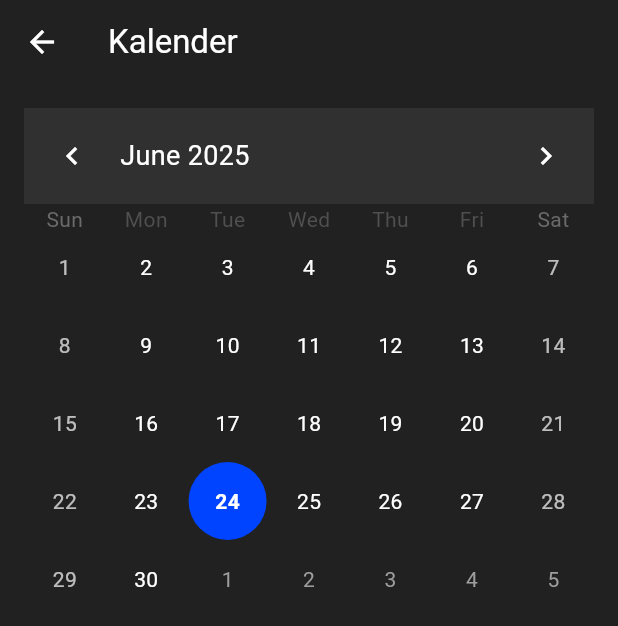
After one commit to kenankusu/streax, a Flutter app: the screen it shows after launch, after a tap on the "calendar month" icon, on a phone screen of 412 x 824 dp. The commit adds this screen. Shown: the top 626 px of the screen. Run offline on Flutter 3.47's test engine with Material 3 defaults, Android fonts, the phone set to English and light mode, and no system bars; drawn by our look-alikes of table_calendar.

Commit message:
Journal Beta implementiert - Erstellen und bearbeiten von Einträgen für den jeweiligen Tag, mit auswahl des trainings und eingabe von Text - Kalender Seite erstellt

```diff
--- /dev/null
+++ b/lib/kalender.dart
@@ -0,0 +1,146 @@
+import 'package:flutter/material.dart';
+import 'package:table_calendar/table_calendar.dart';
+import 'widgets/journal.dart';
+
+class kalender extends StatefulWidget {
+  const kalender({super.key});
+
+  @override
+  State<kalender> createState() => _KalenderState();
+}
+
+class _KalenderState extends State<kalender> {
+  DateTime _focusedDay = DateTime.now();
+String _dateKey(DateTime date) =>
+    "${date.year.toString().padLeft(4, '0')}-${date.month.toString().padLeft(2, '0')}-${date.day.toString().padLeft(2, '0')}";
+  @override
+  Widget build(BuildContext context) {
+    return Scaffold(
+      backgroundColor: Colors.grey[900],
+      appBar: AppBar(
+        backgroundColor: Colors.grey[900],
+        title: Text('Kalender', style: TextStyle(color: Colors.white)),
+        iconTheme: IconThemeData(color: Colors.white),
+        elevation: 0,
+      ),
+      body: Padding(
+        padding: const EdgeInsets.all(16.0),
+        child: TableCalendar(
+          firstDay: DateTime.utc(2020, 1, 1),
+          lastDay: DateTime.utc(2030, 12, 31),
+          focusedDay: _focusedDay,
+          calendarStyle: CalendarStyle(
+            todayDecoration: BoxDecoration(
+              color: Color.fromARGB(255, 0, 68, 255),
+              shape: BoxShape.circle,
+            ),
+            selectedDecoration: BoxDecoration(
+              color: Colors.blue,
+              shape: BoxShape.circle,
+            ),
+            weekendTextStyle: TextStyle(color: Colors.white70),
+            defaultTextStyle: TextStyle(color: Colors.white),
+            outsideTextStyle: TextStyle(color: Colors.grey),
+          ),
+          headerStyle: HeaderStyle(
+            titleTextStyle: TextStyle(color: Colors.white, fontSize: 18),
+            formatButtonVisible: false,
+            leftChevronIcon: Icon(Icons.chevron_left, color: Colors.white),
+            rightChevronIcon: Icon(Icons.chevron_right, color: Colors.white),
+            decoration: BoxDecoration(
+              color: Colors.grey[850],
+            ),
+          ),
+          calendarBuilders: CalendarBuilders(
+            defaultBuilder: (context, day, focusedDay) {
+              final eintrag = eintraege[_dateKey(day)];
+              final isToday = _isSameDay(day, DateTime.now());
+              if (eintrag != null && eintrag['option'] != null && eintrag['option'] != '') {
+                return Container(
+                  decoration: BoxDecoration(
+                    color: isToday
+                        ? Color.fromARGB(255, 0, 40, 150) // dunkler blau für heute mit Eintrag
+                        : Color.fromARGB(255, 0, 68, 255), // blau für andere Tage mit Eintrag
+                    shape: BoxShape.circle,
+                  ),
+                  child: Center(
+                    child: Text(
+                      '${day.day}',
+                      style: TextStyle(color: Colors.white, fontWeight: FontWeight.bold),
+                    ),
+                  ),
+                );
+              }
+              return null;
+            },
+            todayBuilder: (context, day, focusedDay) {
+              final eintrag = eintraege[_dateKey(day)];
+              if (eintrag != null && eintrag['option'] != null && eintrag['option'] != '') {
+                return Container(
+                  decoration: BoxDecoration(
+                    color: Color.fromARGB(255, 0, 40, 150),
+                    shape: BoxShape.circle,
+                  ),
+                  child: Center(
+                    child: Text(
+                      '${day.day}',
+                      style: TextStyle(color: Colors.white, fontWeight: FontWeight.bold),
+                    ),
+                  ),
+                );
+              }
+              // Standard-heute-Dekoration
+              return Container(
+                decoration: BoxDecoration(
+                  color: Color.fromARGB(255, 0, 68, 255),
+                  shape: BoxShape.circle,
+                ),
+                child: Center(
+                  child: Text(
+                    '${day.day}',
+                    style: TextStyle(color: Colors.white, fontWeight: FontWeight.bold),
+                  ),
+                ),
+              );
+            },
+          ),
+          onDaySelected: (selectedDay, focusedDay) {
+            String key = _dateKey(selectedDay);
+            final eintrag = eintraege[key];
+            if (eintrag != null && eintrag['option'] != null && eintrag['option'] != '') {
+              showDialog(
+                context: context,
+                builder: (context) => AlertDialog(
+                  backgroundColor: const Color.fromARGB(255, 75, 73, 73),
+                  title: Text('Eintrag', style: TextStyle(color: Colors.white)),
+                  content: Column(
+                    mainAxisSize: MainAxisSize.min,
+                    crossAxisAlignment: CrossAxisAlignment.start,
+                    children: [
+                      Text('Sportart: ${eintrag['option'] ?? ''}', style: TextStyle(color: Colors.white)),
+                      SizedBox(height: 8),
+                      Text('Text: ${eintrag['text'] ?? ''}', style: TextStyle(color: Colors.white70)),
+                    ],
+                  ),
+                  actions: [
+                    TextButton(
+                      onPressed: () => Navigator.of(context).pop(),
+                      child: Text('OK', style: TextStyle(color: Colors.blue)),
+                    ),
+                  ],
+                ),
+              );
+            }
+            setState(() {
+              _focusedDay = focusedDay;
+            });
+          },
+        ),
+      ),
+    );
+  }
+
+  bool _isSameDay(DateTime a, DateTime b) {
+    return a.year == b.year && a.month == b.month && a.day == b.day;
+  }
+}
--- a/lib/main.dart
+++ b/lib/main.dart
@@ -4,6 +4,8 @@ import 'startseite.dart';
 void main() => runApp(streax());
 
 class streax extends StatelessWidget {
+  const streax({super.key});
+
   @override
   Widget build(BuildContext context) {
     return MaterialApp(
--- a/lib/widgets/fortschrittsbalken.dart
+++ b/lib/widgets/fortschrittsbalken.dart
@@ -33,7 +33,7 @@ class Fortschrittsbalken extends StatelessWidget {
                   fortschritt == 1.0 //if else um die Farbe des Fortschrittsbalkens zu bestimmen
                       ? Colors.green
                       : fortschritt > 0.6
-                          ? Colors.blue
+                          ? const Color.fromRGBO(33, 150, 243, 1)
                           : fortschritt >= 0.3
                               ? Colors.yellow
                               : Colors.red,
--- /dev/null
+++ b/lib/widgets/journal.dart
@@ -0,0 +1,271 @@
+import 'package:flutter/material.dart';
+
+// Einträge werden nach Wochentag-Index gespeichert (0=Mo, 6=So)
+final Map<int, Map<String, String>> eintraege = {};
+
+final Map<String, String> optionIconMap = {
+  'Rest': 'assets/icons/journal/rest.png',
+  'Fitnessstudio': 'assets/icons/journal/gym.png',
+  'Tischtennis': 'assets/icons/journal/tt.png',
+  'Boxen': 'assets/icons/journal/boxen.png',
+};
+final String defaultIconPath = 'assets/icons/journal/fail.png';
+
+String _iconPathForOption(String? option) {
+  if (option == null) return defaultIconPath;
+  return optionIconMap[option] ?? defaultIconPath;
+}
+
+class journal extends StatefulWidget {
+  const journal({super.key});
+
+  @override
+  State<journal> createState() => _JournalState();
+}
+
+class _JournalState extends State<journal> {
+  final List<String> wochentage = ["Mo", "Di", "Mi", "Do", "Fr", "Sa", "So"];
+
+  @override
+  Widget build(BuildContext context) {
+    int today = DateTime.now().weekday - 1; // 0=Mo, 6=So
+
+    return Row(
+      mainAxisAlignment: MainAxisAlignment.spaceBetween,
+      children: wochentage.asMap().entries.map((entry) {
+        int idx = entry.key;
+        String tag = entry.value;
+        final eintrag = eintraege[idx];
+        bool hasEntry = eintrag != null && eintrag['option'] != null && eintrag['option'] != '';
+        String? option = eintrag?['option'];
+
+        // Icon-Regel:
+        // - Vergangene Tage: immer Icon (passend oder default)
+        // - Heute: nur Icon, wenn Eintrag vorhanden
+        // - Zukunft: kein Icon
+        String? iconPath;
+        if (idx < today) {
+          iconPath = _iconPathForOption(option);
+        } else if (idx == today && hasEntry) {
+          iconPath = _iconPathForOption(option);
+        } else {
+          iconPath = null;
+        }
+
+        // Farben bestimmen
+        Color bgColor;
+        if (idx == today && hasEntry) {
+          bgColor = const Color.fromARGB(255, 0, 40, 150); // dunkleres Blau für heute mit Eintrag
+        } else if (hasEntry) {
+          bgColor = const Color.fromARGB(255, 0, 68, 255); // blau für Tage mit Eintrag
+        } else if (idx == today) {
+          bgColor = const Color.fromARGB(255, 0, 68, 255); // Standard blau für heute ohne Eintrag
+        } else {
+          bgColor = const Color.fromARGB(255, 75, 73, 73); // Standard grau
+        }
+
+        return GestureDetector(
+          onTap: hasEntry
+              ? () {
+                  showDialog(
+                    context: context,
+                    builder: (context) => AlertDialog(
+                      backgroundColor: const Color.fromARGB(255, 75, 73, 73),
+                      title: Row(
+                        mainAxisAlignment: MainAxisAlignment.spaceBetween,
+                        children: [
+                          Expanded(
+                            child: Text(
+                              eintrag?['option'] ?? '',
+                              style: TextStyle(color: Colors.white),
+                              overflow: TextOverflow.ellipsis,
+                            ),
+                          ),
+                          IconButton(
+                            icon: Icon(Icons.edit, color: Colors.blue),
+                            tooltip: 'Bearbeiten',
+                            onPressed: () {
+                              Navigator.of(context).pop(); // Dialog schließen
+                              showJournalContextMenu(
+                                context,
+                                () => setState(() {}),
+                                tagIndex: idx, // Index des Tages übergeben
+                                initialOption: eintrag?['option'],
+                                initialText: eintrag?['text'],
+                                isEdit: true,
+                              );
+                            },
+                          ),
+                        ],
+                      ),
+                      content: Text(
+                        eintrag?['text'] ?? '',
+                        style: TextStyle(color: Colors.white70),
+                      ),
+                      actions: [
+                        TextButton(
+                          onPressed: () => Navigator.of(context).pop(),
+                          child: Text('OK', style: TextStyle(color: Colors.blue)),
+                        ),
+                      ],
+                    ),
+                  );
+                }
+              : null,
+          child: Container(
+            width: 40,
+            height: 60,
+            decoration: BoxDecoration(
+              color: bgColor,
+              borderRadius: BorderRadius.circular(8),
+            ),
+            child: Column(
+              children: [
+                Expanded(
+                  flex: 2,
+                  child: Padding(
+                    padding: const EdgeInsets.only(top: 4.0),
+                    child: iconPath != null
+                        ? Image.asset(
+                            iconPath,
+                            width: 28,
+                            height: 28,
+                            fit: BoxFit.contain,
+                          )
+                        : SizedBox.shrink(),
+                  ),
+                ),
+                Expanded(
+                  flex: 1,
+                  child: Align(
+                    alignment: Alignment.bottomCenter,
+                    child: Text(
+                      tag,
+                      style: TextStyle(
+                        color: Colors.white,
+                        fontWeight: idx == today ? FontWeight.bold : FontWeight.normal,
+                      ),
+                    ),
+                  ),
+                ),
+              ],
+            ),
+          ),
+        );
+      }).toList(),
+    );
+  }
+}
+
+// Kontextmenü-Funktion zum Erstellen eines Eintrags
+Future<void> showJournalContextMenu(
+  BuildContext context,
+  VoidCallback refresh, {
+  int? tagIndex, // Index des zu bearbeitenden Tages, null = heute
+  String? initialOption,
+  String? initialText,
+  bool isEdit = false,
+}) async {
+  String? selectedOption = initialOption;
+  String inputText = initialText ?? '';
+  int index = tagIndex ?? DateTime.now().weekday - 1;
+
+  // Nur beim Erstellen prüfen, ob schon ein Eintrag existiert:
+  if (!isEdit && eintraege[index] != null) {
+    await showDialog(
+      context: context,
+      builder: (context) => AlertDialog(
+        backgroundColor: const Color.fromARGB(255, 75, 73, 73),
+        title: Text('Hinweis', style: TextStyle(color: Colors.white)),
+        content: Text('Für heute existiert bereits ein Eintrag.', style: TextStyle(color: Colors.white70)),
+        actions: [
+          TextButton(
+            onPressed: () => Navigator.of(context).pop(),
+            child: Text('OK', style: TextStyle(color: Colors.blue)),
+          ),
+        ],
+      ),
+    );
+    return;
+  }
+
+  await showDialog(
+    context: context,
+    builder: (context) {
+      return StatefulBuilder(
+        builder: (context, setState) {
+          return AlertDialog(
+            backgroundColor: const Color.fromARGB(255, 75, 73, 73),
+            title: Text('Sportart auswählen', style: TextStyle(color: Colors.white)),
+            content: SizedBox(
+              width: 320,
+              child: Column(
+                mainAxisSize: MainAxisSize.min,
+                children: [
+                  ...[
+                    'Rest',
+                    'Fitnessstudio',
+                    'Tischtennis',
+                    'Boxen',
+                  ].map((option) => RadioListTile<String>(
+                        activeColor: Colors.blue,
+                        fillColor: MaterialStateProperty.resolveWith<Color>(
+                          (states) => states.contains(MaterialState.selected) ? Colors.blue : Colors.white,
+                        ),
+                        visualDensity: VisualDensity.compact,
+                        title: Text(option, style: TextStyle(color: Colors.white)),
+                        value: option,
+                        groupValue: selectedOption,
+                        onChanged: (value) {
+                          setState(() {
+                            selectedOption = value;
+                          });
+                        },
+                      )),
+                  TextField(
+                    controller: TextEditingController(text: inputText),
+                    decoration: InputDecoration(
+                      labelText: 'Beschreibe dein heutiges Training..',
+                      labelStyle: TextStyle(color: Colors.white70),
+                      enabledBorder: UnderlineInputBorder(
+                        borderSide: BorderSide(color: Colors.blue),
+                      ),
+                      focusedBorder: UnderlineInputBorder(
+                        borderSide: BorderSide(color: Colors.blue),
+                      ),
+                    ),
+                    style: TextStyle(color: Colors.white),
+                    onChanged: (value) {
+                      inputText = value;
+                    },
+                  ),
+                ],
+              ),
+            ),
+            actions: [
+              TextButton(
+                onPressed: () => Navigator.of(context).pop(),
+                child: Text('Abbrechen', style: TextStyle(color: Colors.blue)),
+              ),
+              ElevatedButton(
+                style: ElevatedButton.styleFrom(
+                  backgroundColor: Colors.blue,
+                  foregroundColor: Colors.white,
+                ),
+                onPressed: () {
+                  eintraege[index] = {
+                    'option': selectedOption ?? '',
+                    'text': inputText,
+                  };
+                  refresh();
+                  Navigator.of(context).pop();
+                },
+                child: Text('OK'),
+              ),
+            ],
+          );
+        },
+      );
+    },
+  );
+}
--- a/pubspec.yaml
+++ b/pubspec.yaml
@@ -34,6 +34,7 @@ dependencies:
   # The following adds the Cupertino Icons font to your application.
   # Use with the CupertinoIcons class for iOS style icons.
   cupertino_icons: ^1.0.8
+  table_calendar: ^3.0.9
 
 dev_dependencies:
   flutter_test:
@@ -59,6 +60,11 @@ flutter:
 
   assets:
     - assets/zitate.json
+    - assets/icons/journal/rest.png
+    - assets/icons/journal/gym.png
+    - assets/icons/journal/tt.png
+    - assets/icons/journal/boxen.png
+    - assets/icons/journal/fail.png
 
   # To add assets to your application, add an assets section, like this:
   # assets:
```
Also changed, not shown: lib/startseite.dart (+23 -45 lines), assets/icons/journal/boxen.png (added), assets/icons/journal/fail.png (added), assets/icons/journal/gym.png (added), assets/icons/journal/rest.png (added), assets/icons/journal/tt.png (added), pubspec.lock.
